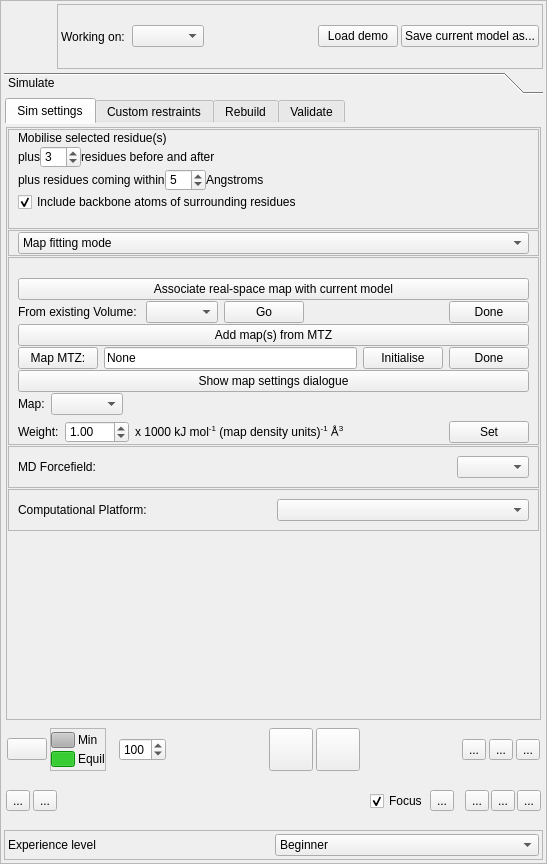
This is isolde/src/IsoldeFrame.ui in tristanic/isolde as Qt 5 draws it before an edit. The edited form follows.
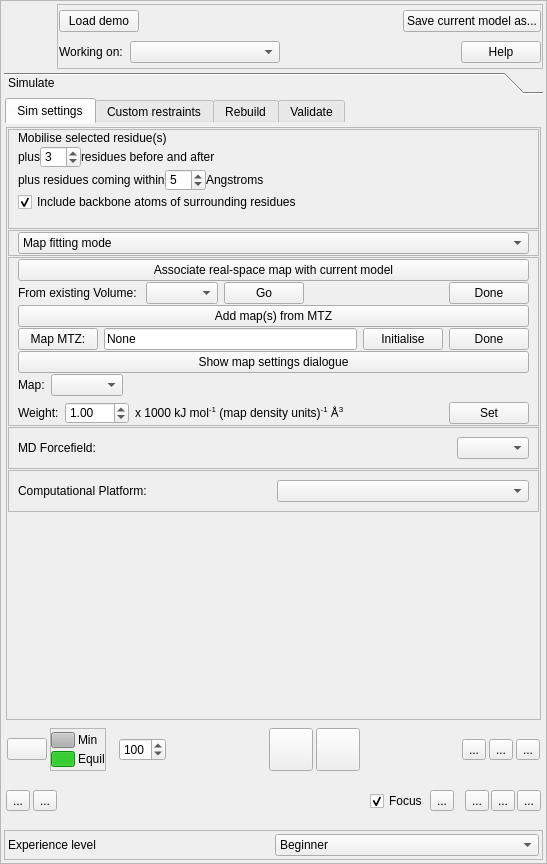
This is the edited form. Icons and pictures are not drawn.

Commit message: Added Help button to GUI

Diff of the .ui file:
```diff
--- a/isolde/src/IsoldeFrame.ui
+++ b/isolde/src/IsoldeFrame.ui
@@ -88,21 +88,99 @@
        <property name="frameShadow">
         <enum>QFrame::Raised</enum>
        </property>
+       <layout class="QVBoxLayout" name="verticalLayout_9">
+        <property name="spacing">
+         <number>1</number>
+        </property>
+        <property name="leftMargin">
+         <number>1</number>
+        </property>
+        <property name="topMargin">
+         <number>1</number>
+        </property>
+        <property name="rightMargin">
+         <number>1</number>
+        </property>
+        <property name="bottomMargin">
+         <number>1</number>
+        </property>
+        <item>
+         <widget class="QFrame" name="frame_4">
+          <property name="frameShape">
+           <enum>QFrame::NoFrame</enum>
+          </property>
+          <property name="frameShadow">
+           <enum>QFrame::Raised</enum>
+          </property>
+          <layout class="QHBoxLayout" name="horizontalLayout_16">
+           <property name="spacing">
+            <number>3</number>
+           </property>
+           <property name="leftMargin">
+            <number>0</number>
+           </property>
+           <property name="topMargin">
+            <number>0</number>
+           </property>
+           <property name="rightMargin">
+            <number>0</number>
+           </property>
+           <property name="bottomMargin">
+            <number>0</number>
+           </property>
+           <item>
+            <widget class="QPushButton" name="_demo_load_button">
+             <property name="text">
+              <string>Load demo</string>
+             </property>
+            </widget>
+           </item>
+           <item>
+            <spacer name="horizontalSpacer_15">
+             <property name="orientation">
+              <enum>Qt::Horizontal</enum>
+             </property>
+             <property name="sizeHint" stdset="0">
+              <size>
+               <width>208</width>
+               <height>20</height>
+              </size>
+             </property>
+            </spacer>
+           </item>
+           <item>
+            <widget class="QPushButton" name="_save_model_button">
+             <property name="text">
+              <string>Save current model as...</string>
+             </property>
+            </widget>
+           </item>
+          </layout>
+         </widget>
+        </item>
+        <item>
+         <widget class="QFrame" name="frame_13">
+          <property name="frameShape">
+           <enum>QFrame::NoFrame</enum>
+          </property>
+          <property name="frameShadow">
+           <enum>QFrame::Raised</enum>
+          </property>
        <layout class="QHBoxLayout" name="horizontalLayout_29">
         <property name="spacing">
          <number>3</number>
         </property>
         <property name="leftMargin">
-         <number>3</number>
+            <number>0</number>
         </property>
         <property name="topMargin">
-         <number>3</number>
+            <number>0</number>
         </property>
         <property name="rightMargin">
-         <number>3</number>
+            <number>0</number>
         </property>
         <property name="bottomMargin">
-         <number>3</number>
+            <number>0</number>
         </property>
         <item>
          <widget class="QLabel" name="label_32">
@@ -118,33 +196,36 @@
          </widget>
         </item>
         <item>
-         <widget class="QComboBox" name="_master_model_combo_box"/>
+            <widget class="QComboBox" name="_master_model_combo_box">
+             <property name="minimumSize">
+              <size>
+               <width>150</width>
+               <height>0</height>
+              </size>
+             </property>
+            </widget>
         </item>
         <item>
-         <spacer name="horizontalSpacer_15">
+            <spacer name="horizontalSpacer_4">
           <property name="orientation">
            <enum>Qt::Horizontal</enum>
           </property>
           <property name="sizeHint" stdset="0">
            <size>
-            <width>40</width>
+               <width>146</width>
             <height>20</height>
            </size>
           </property>
          </spacer>
         </item>
         <item>
-         <widget class="QPushButton" name="_demo_load_button">
+            <widget class="QPushButton" name="_main_help_button">
           <property name="text">
-           <string>Load demo</string>
+              <string>Help</string>
           </property>
          </widget>
         </item>
-        <item>
-         <widget class="QPushButton" name="_save_model_button">
-          <property name="text">
-           <string>Save current model as...</string>
-          </property>
+          </layout>
          </widget>
         </item>
        </layout>
@@ -475,7 +556,7 @@
                      <number>1</number>
                     </property>
                     <property name="topMargin">
-                     <number>20</number>
+                     <number>1</number>
                     </property>
                     <property name="bottomMargin">
                      <number>1</number>
```
Lines whose indentation alone changed are shown as unchanged. The commit also changes 1 other file.
